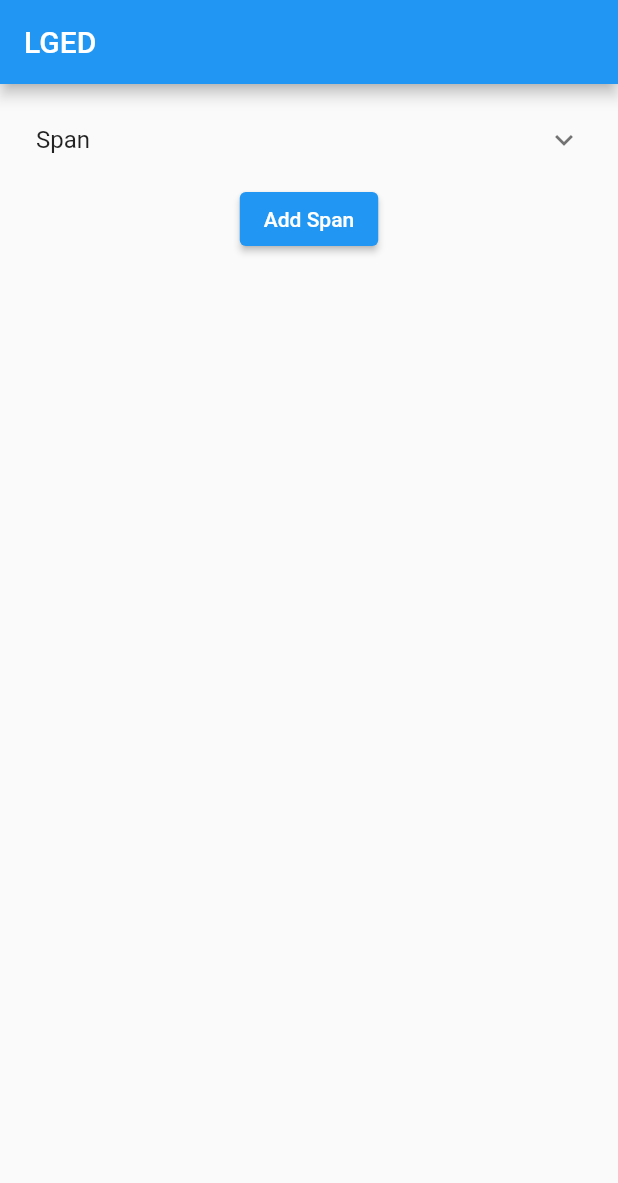
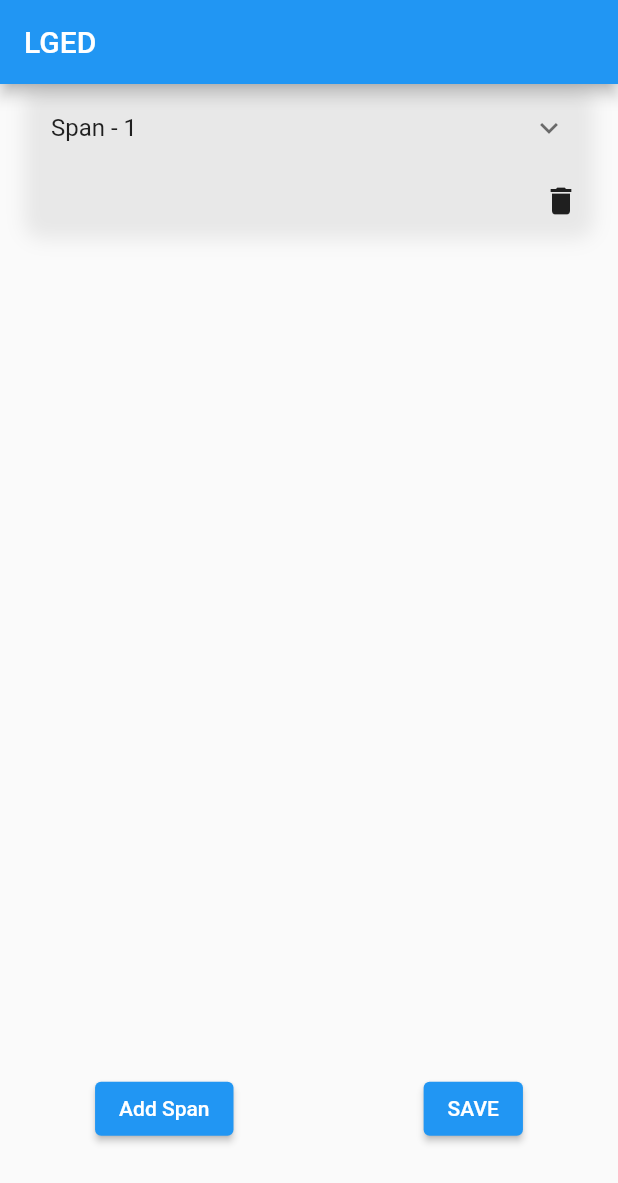
Before and after one commit to srpallab/example-code, a Flutter app: the screen it shows after launch, on a phone screen of 412 x 824 dp. Shown: the top 1183 px of the screen. Run offline on Flutter 3.47's test engine with Material 2 defaults, Android fonts, the phone set to English and light mode, and no system bars; our stand-ins replace get.

Commit message:
ADD: todo component add.

```diff
--- /dev/null
+++ b/lib/models/component_model.dart
@@ -0,0 +1,13 @@
+class Components {
+  int componentId;
+  int elementSerial;
+
+  Components({required this.componentId, required this.elementSerial});
+
+  Map<String, dynamic> toJson() {
+    final Map<String, dynamic> data = <String, dynamic>{};
+    data['Component_Id'] = componentId;
+    data['Element_Serial'] = elementSerial;
+    return data;
+  }
+}
--- a/lib/models/element_model.dart
+++ /dev/null
@@ -1,6 +0,0 @@
-class ElementModel {
-  final String element;
-  final int serial;
-
-  ElementModel(this.element, this.serial);
-}
--- a/lib/models/span_model.dart
+++ b/lib/models/span_model.dart
@@ -1,11 +1,23 @@
+import 'component_model.dart';
+
 class SpanModel {
-  final int spanSerial;
-  final int spanLength;
-  //final List<ElementModel> element;
+  int id;
+  String spanName;
+  String spanLength;
+  List<Components> components;
 
   SpanModel({
-    required this.spanSerial,
+    required this.id,
+    required this.spanName,
     required this.spanLength,
-    //required this.element,
+    required this.components,
   });
+
+  Map<String, dynamic> toJson() {
+    final Map<String, dynamic> data = <String, dynamic>{};
+    data['span_name'] = spanName;
+    data['span_length'] = spanLength;
+    data['Components'] = components.map((v) => v.toJson()).toList();
+    return data;
+  }
 }
--- a/lib/views/home/my_home_page.dart
+++ b/lib/views/home/my_home_page.dart
@@ -2,7 +2,6 @@ import 'package:flutter/material.dart';
 import 'package:get/get.dart';
 
 import '../../controllers/home/home_controller.dart';
-import 'widgets/span_widget.dart';
 
 class MyHomePage extends StatefulWidget {
   const MyHomePage({Key? key}) : super(key: key);
@@ -18,11 +17,41 @@ class _MyHomePageState extends State<MyHomePage> {
   Widget build(BuildContext context) {
     return Scaffold(
       appBar: AppBar(title: const Text("LGED")),
-      body: const SingleChildScrollView(
-        child: Padding(
-          padding: EdgeInsets.all(8.0),
-          child: Span(),
-        ),
+      body: GetX<HomeController>(
+        builder: (_) {
+          return Column(
+            children: [
+              SizedBox(
+                height: MediaQuery.of(context).size.height * 0.8,
+                child: ListView.builder(
+                  itemCount: bridgeController.spanWidgetList.length,
+                  itemBuilder: (_, index) {
+                    return bridgeController.spanWidgetList[index];
+                  },
+                ),
+              ),
+              Row(
+                mainAxisAlignment: MainAxisAlignment.spaceAround,
+                children: [
+                  ElevatedButton(
+                    onPressed: bridgeController.addSpan,
+                    child: const Text("Add Span"),
+                  ),
+                  ElevatedButton(
+                    onPressed: () {
+                      bool allValid = true;
+                      for (var element in bridgeController.spanWidgetList) {
+                        allValid = (allValid && element.isValidated());
+                      }
+                      if (allValid) {}
+                    },
+                    child: const Text("SAVE"),
+                  ),
+                ],
+              )
+            ],
+          );
+        },
       ),
     );
   }
--- a/lib/views/home/widgets/span_form_widget.dart
+++ b/lib/views/home/widgets/span_form_widget.dart
@@ -1,5 +1,6 @@
-import 'package:example_code/models/span_model.dart';
 import 'package:flutter/material.dart';
+
+import '../../../models/span_model.dart';
 
 class SpanFormWidget extends StatefulWidget {
   SpanFormWidget({
@@ -11,22 +12,46 @@ class SpanFormWidget extends StatefulWidget {
   final int index;
   final SpanModel spanModel;
   final Function onRemove;
+  final state = _SpanFormWidgetState();
 
   @override
-  State<SpanFormWidget> createState() => _SpanFormWidgetState();
+  State<SpanFormWidget> createState() => state;
 
   final TextEditingController _spanSerialController = TextEditingController();
   final TextEditingController _spanLengthController = TextEditingController();
+  bool isValidated() => state.validate();
 }
 
 class _SpanFormWidgetState extends State<SpanFormWidget> {
   final formKey = GlobalKey<FormState>();
 
+  bool validate() {
+    bool validate = formKey.currentState!.validate();
+    if (validate) formKey.currentState!.save();
+    return validate;
+  }
+
   @override
   Widget build(BuildContext context) {
-    return Form(
+    return Padding(
+      padding: const EdgeInsets.symmetric(horizontal: 18.0),
+      child: Form(
         key: formKey,
-      child: ExpansionTile(
+        child: Container(
+          decoration: BoxDecoration(
+            borderRadius: const BorderRadius.all(Radius.circular(12)),
+            boxShadow: [
+              BoxShadow(
+                color: Colors.grey.withOpacity(0.2),
+                spreadRadius: 2,
+                blurRadius: 10,
+                offset: const Offset(0, 3), // changes position of shadow
+              ),
+            ],
+          ),
+          child: Column(
+            children: [
+              ExpansionTile(
                 title: Text("Span - ${widget.index}"),
                 children: [
                   TextFormField(
@@ -37,6 +62,10 @@ class _SpanFormWidgetState extends State<SpanFormWidget> {
                       hintText: "Span Serial",
                       labelText: "Span Serial",
                     ),
+                    validator: (value) =>
+                        value!.length > 3 ? null : "Enter Serial",
+                    onSaved: (value) => widget.spanModel.spanName = value!,
+                    onChanged: (value) => widget.spanModel.spanName = value,
                   ),
                   const SizedBox(height: 8),
                   TextFormField(
@@ -47,8 +76,28 @@ class _SpanFormWidgetState extends State<SpanFormWidget> {
                       hintText: "Span Length",
                       labelText: "Span Length",
                     ),
+                    validator: (value) =>
+                        value!.length > 3 ? null : "Enter Length",
+                    onSaved: (value) => widget.spanModel.spanLength = value!,
+                    onChanged: (value) => widget.spanModel.spanLength = value,
                   ),
                 ],
+              ),
+              Row(
+                mainAxisAlignment: MainAxisAlignment.end,
+                children: [
+                  InkWell(
+                    onTap: () => widget.onRemove(),
+                    child: const Padding(
+                      padding: EdgeInsets.all(8.0),
+                      child: Icon(Icons.delete),
+                    ),
+                  ),
+                ],
+              ),
+            ],
+          ),
+        ),
       ),
     );
   }
--- a/lib/views/home/widgets/span_widget.dart
+++ /dev/null
@@ -1,33 +0,0 @@
-import 'package:flutter/material.dart';
-import 'package:get/get.dart';
-
-import '../../../controllers/home/home_controller.dart';
-import 'component_widget.dart';
-
-class Span extends StatefulWidget {
-  const Span({Key? key}) : super(key: key);
-
-  @override
-  State<Span> createState() => _SpanState();
-}
-
-class _SpanState extends State<Span> {
-  final bridgeController = Get.put(HomeController());
-
-  @override
-  Widget build(BuildContext context) {
-    return Column(
-      children: [
-        spanSection(),
-        ElevatedButton(onPressed: () {}, child: const Text("Add Span")),
-      ],
-    );
-  }
-
-  Widget spanSection() {
-    return const ExpansionTile(
-      title: Text("Span"),
-      children: [Component()],
-    );
-  }
-}
```
Also changed, not shown: lib/controllers/home/home_controller.dart (+47 -2 lines). Lines whose indentation alone changed are shown as unchanged.
